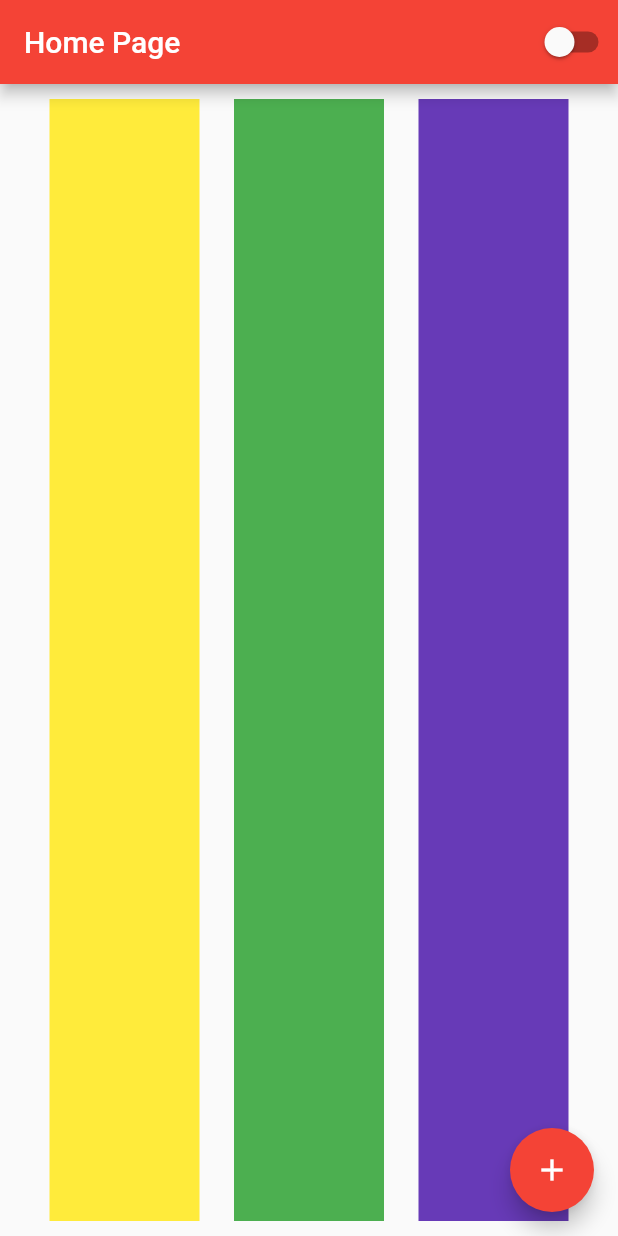
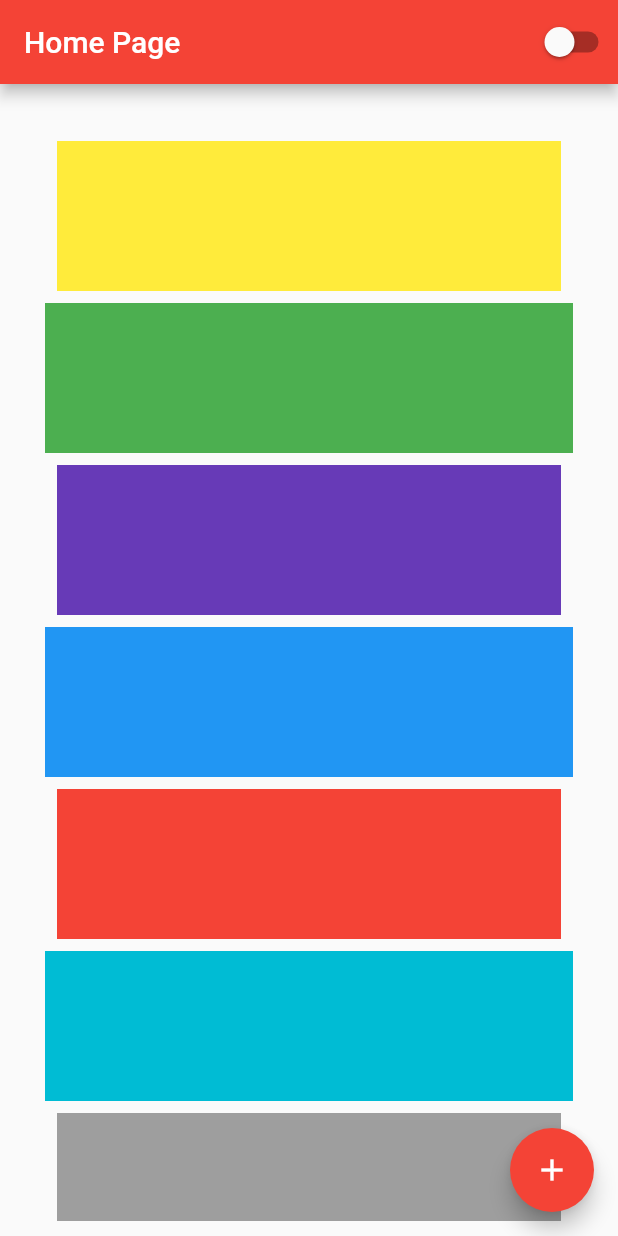
Before and after one commit to lgustavosoftwareengineer/flutter-studys, a Flutter app: the screen it shows after launch, on a phone screen of 412 x 824 dp. Run offline on Flutter 3.47's test engine with Material 2 defaults, Android fonts, the phone set to English and light mode, and no system bars.

Commit message:
#16 - Listview

```diff
--- a/lib/src/home_page.dart
+++ b/lib/src/home_page.dart
@@ -31,13 +31,34 @@ class HomePageState extends State<HomePage> {
         width: double.infinity,
         height: double.infinity,
         padding: const EdgeInsets.all(10),
-        child: Row(
-          mainAxisAlignment: MainAxisAlignment.spaceEvenly,
-          crossAxisAlignment: CrossAxisAlignment.stretch,
+        child: ListView(
+          padding: EdgeInsets.all(20),
+          scrollDirection: Axis.vertical,
           children: [
-            Block(color: Colors.yellow),
+            Padding(
+              padding: const EdgeInsets.all(8.0),
+              child: Block(color: Colors.yellow),
+            ),
             Block(color: Colors.green),
-            Block(color: Colors.deepPurple)
+            Padding(
+              padding: const EdgeInsets.all(8.0),
+              child: Block(color: Colors.deepPurple),
+            ),
+            Block(color: Colors.blue),
+            Padding(
+              padding: const EdgeInsets.all(8.0),
+              child: Block(color: Colors.red),
+            ),
+            Block(color: Colors.cyan),
+            Padding(
+              padding: const EdgeInsets.all(8.0),
+              child: Block(color: Colors.grey),
+            ),
+            Block(color: Colors.teal),
+            Padding(
+              padding: const EdgeInsets.all(8.0),
+              child: Block(color: Colors.amber),
+            ),
           ]),
       ),
       floatingActionButton: FloatingActionButton(
```
